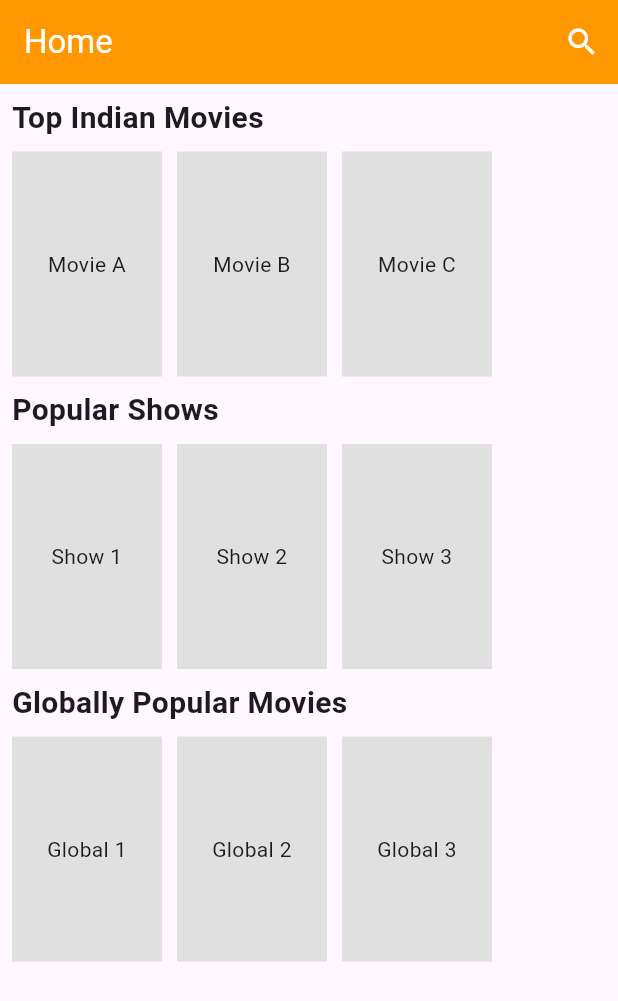
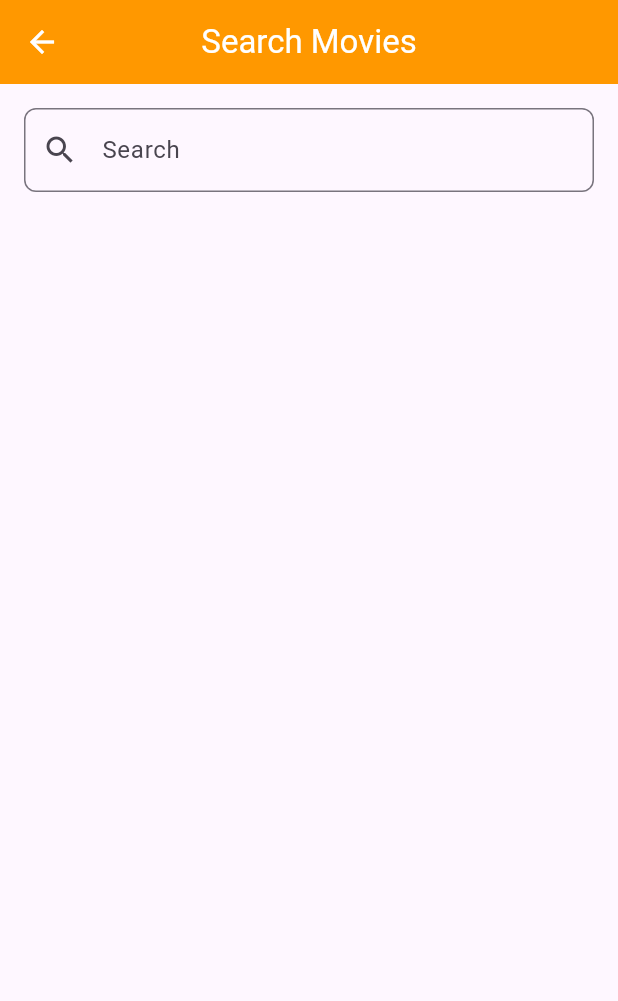
Before and after one commit to ossdaiict/SLoP5.0-Movie-Browsing-App, a Flutter app: the screen it shows after launch, after a tap on the "search" icon, on a phone screen of 412 x 824 dp. Shown: the top 1001 px of the screen. Run offline on Flutter 3.47's test engine with Material 3 defaults, Android fonts, the phone set to English and light mode, and no system bars; our stand-ins replace flutter_dotenv.

Commit message:
Add feature : SearchScreen

```diff
--- /dev/null
+++ b/lib/screens/SearchScreen.dart
@@ -0,0 +1,32 @@
+import "package:flutter/material.dart";
+
+class SearchScreen extends StatefulWidget {
+  const SearchScreen({super.key});
+
+  @override
+  State<SearchScreen> createState() => _SearchScreenState();
+}
+
+class _SearchScreenState extends State<SearchScreen> {
+  @override
+  Widget build(BuildContext context) {
+    return Scaffold(
+      appBar: AppBar(title: Text("Search Movies"), centerTitle: true),
+      body:SafeArea(
+        child:Padding(
+            padding: EdgeInsets.all(16),
+            child:  TextField(
+              decoration: InputDecoration(
+                hintText: "Empty PlaceHolder",
+                labelText: "Search",
+                prefixIcon: Icon(Icons.search),
+                border: OutlineInputBorder(
+                  borderRadius: BorderRadius.circular(8),
+                ),
+              ),
+            )
+        ),
+      ),
+    );
+  }
+}
--- a/lib/screens/home_screen.dart
+++ b/lib/screens/home_screen.dart
@@ -1,5 +1,6 @@
 import 'package:flutter/material.dart';
 import '../widgets/movie_card.dart';
+import 'SearchScreen.dart';
 
 class HomeScreen extends StatelessWidget {
   const HomeScreen({super.key});
@@ -39,7 +40,9 @@ class HomeScreen extends StatelessWidget {
         actions: [
           IconButton(
             icon: Icon(Icons.search),
-            onPressed: () {},
+            onPressed: () {
+              Navigator.push(context, MaterialPageRoute(builder: (context) => SearchScreen()));
+            },
           ),
         ],
       ),
--- a/pubspec.yaml
+++ b/pubspec.yaml
@@ -59,6 +59,9 @@ flutter:
   # the material Icons class.
   uses-material-design: true
 
+  assets:
+    - .env
+
   # To add assets to your application, add an assets section, like this:
   # assets:
   #   - images/a_dot_burr.jpeg
```
